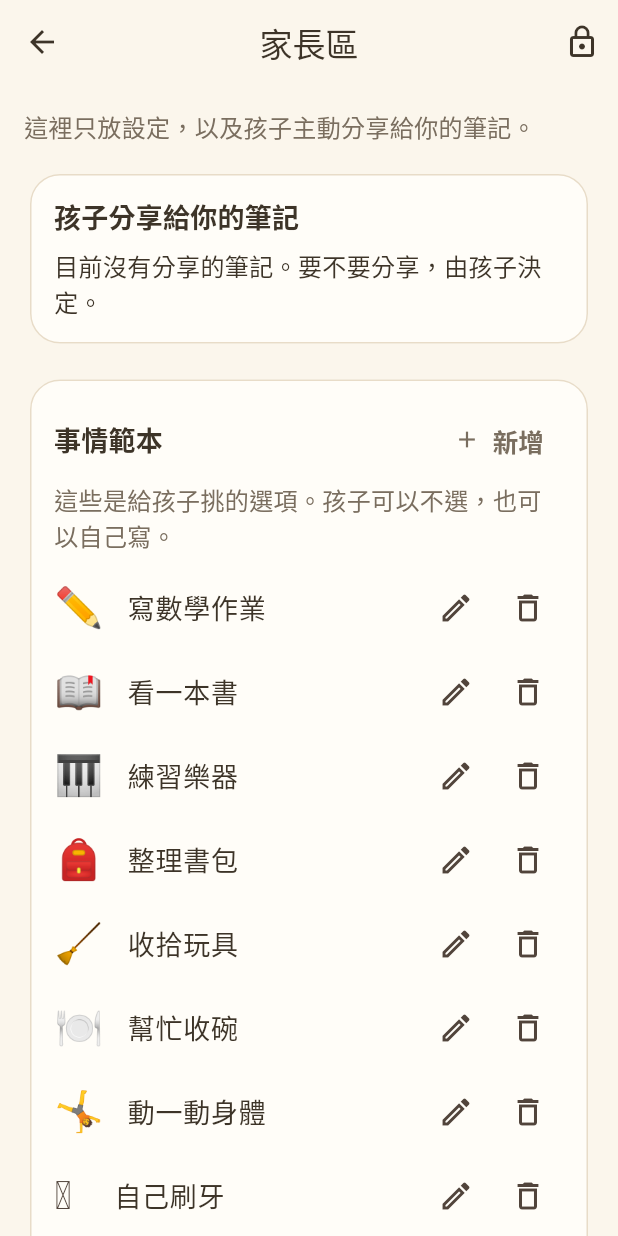
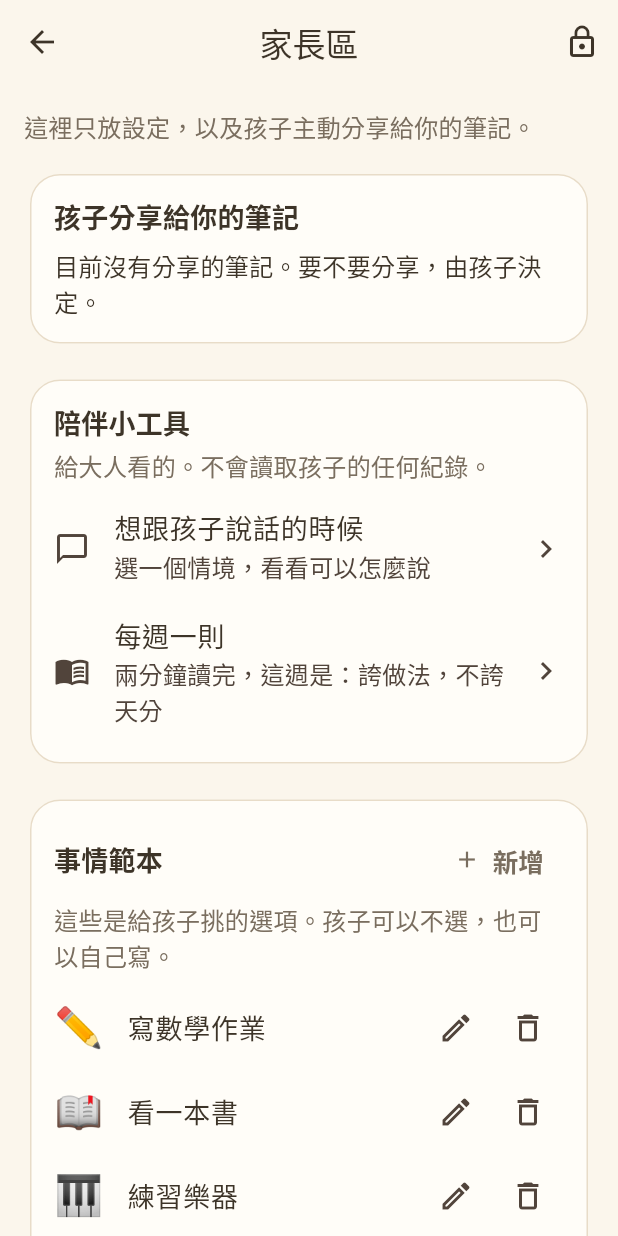
Before and after one commit to james-code-hash/babystep, a Flutter app: the ParentHome screen opened directly, on a phone screen of 412 x 824 dp. Run offline on Flutter 3.47's test engine with Material 3 defaults, Android fonts, the phone set to English and light mode, and no system bars; our stand-ins replace cloud_functions, drift, drift_flutter, firebase_auth, firebase_core, flutter_riverpod and 2 more; accounts and stored records are empty; generated files the repository leaves out were written again; statements that could not run were skipped.

Commit message:
feat(parent): talk helper and weekly two-minute lessons
Adds a 陪伴小工具 section to the parent area with:
- 話術轉譯器: the parent picks a situation they saw themselves and gets
  feeling + choice + reason wording. It reads no child data at all.
- 家長微課程: six short lessons rotating weekly by date; nothing records
  which ones the parent read.

All wording passes the shared copy rules, including the don't-say examples.
Decision I1.

Co-Authored-By: Claude Opus 5.5 <noreply@anthropic.com>
Claude-Session: https://claude.ai/code/session_01NfDqT8dohjdUKknAXxHVWF

```diff
--- /dev/null
+++ b/app/lib/copy/parent_guide.dart
@@ -0,0 +1,190 @@
+import 'line.dart';
+
+/// 家長區的「陪伴小工具」：話術轉譯器與每週一則（企劃書 §9.3、§9.4）。給大人看，兩種語氣一樣。
+///
+/// 規則：
+/// - 話術轉譯器只依「家長自己選的情境」給說法，**不讀孩子任何資料**——App 不會告訴家長孩子做了沒有（底線 7）。
+/// - 「別這樣說」的例子也要過文案規則：不直接引用評價人的誇獎或威脅，改成描述那種說法。
+/// - 每週一則依日期輪替，不記錄家長讀了沒有。
+
+/// 一個情境的說法：承認感受＋提供選擇＋給理由（§9.4）。
+class TalkScript {
+  const TalkScript({
+    required this.id,
+    required this.situation,
+    required this.avoid,
+    required this.feeling,
+    required this.choice,
+    required this.reason,
+    required this.why,
+  });
+
+  final String id;
+  final Line situation;
+
+  /// 「別這樣說」。
+  final Line avoid;
+
+  /// 承認感受。
+  final Line feeling;
+
+  /// 提供選擇。
+  final Line choice;
+
+  /// 給理由。
+  final Line reason;
+
+  /// 為什麼這樣說比較好。
+  final Line why;
+
+  List<Line> get lines => [situation, avoid, feeling, choice, reason, why];
+}
+
+/// 每週一則（約 2 分鐘）。
+class ParentLesson {
+  const ParentLesson({required this.id, required this.title, required this.paragraphs, required this.tryThis});
+  final String id;
+  final Line title;
+  final List<Line> paragraphs;
+
+  /// 這週可以試試的一件小事。
+  final Line tryThis;
+
+  List<Line> get lines => [title, ...paragraphs, tryThis];
+}
+
+abstract final class ParentGuideCopy {
+  // ---------------------------------------------------------------- 家長區首頁的入口
+  static const sectionTitle = Line.same('陪伴小工具');
+  static const sectionNote = Line.same('給大人看的。不會讀取孩子的任何紀錄。');
+  static const talkEntry = Line.same('想跟孩子說話的時候');
+  static const talkEntryHint = Line.same('選一個情境，看看可以怎麼說');
+  static const lessonsEntry = Line.same('每週一則');
+  static const lessonsEntryHint = Line.same('兩分鐘讀完，這週是：{title}');
+
+  // ---------------------------------------------------------------- 話術轉譯器
+  static const talkTitle = Line.same('想跟孩子說話的時候');
+  static const talkIntro = Line.same('這裡不會告訴你孩子做了沒有。選一個你自己遇到的情況，看看可以怎麼說。');
+  static const avoidLabel = Line.same('別這樣說');
+  static const feelingLabel = Line.same('先接住感受');
+  static const choiceLabel = Line.same('給一個選擇');
+  static const reasonLabel = Line.same('說出理由');
+  static const whyLabel = Line.same('為什麼');
+
+  static const scripts = <TalkScript>[
+    TalkScript(
+      id: 'not-done',
+      situation: Line.same('我看到今天排的事沒有動'),
+      avoid: Line.same('「你怎麼又沒做？說好的呢？」'),
+      feeling: Line.same('「看起來今天的計畫沒有動，發生什麼事了嗎？」'),
+      choice: Line.same('「你想今晚再找個時間，還是先放著，改天再排？兩個都可以。」'),
+      reason: Line.same('「我問是想知道哪裡卡住了，不是要罵你。」'),
+      why: Line.same('先理解再解決，孩子比較願意說實話，也保住「這是我自己的計畫」的感覺。'),
+    ),
+    TalkScript(
+      id: 'give-up',
+      situation: Line.same('孩子說想放棄'),
+      avoid: Line.same('「才剛開始就要放棄？這樣什麼都做不成。」'),
+      feeling: Line.same('「聽起來這件事現在讓你很煩。」'),
+      choice: Line.same('「要不要先切成小一點的一步？還是先休息十分鐘再看看？」'),
+      reason: Line.same('「很多事卡住，是因為一步太大，不是因為你不行。」'),
+      why: Line.same('把卡住說成「步驟太大」而不是「人不行」，孩子比較會再試一次。'),
+    ),
+    TalkScript(
+      id: 'suggest',
+      situation: Line.same('我想建議孩子做一件事'),
+      avoid: Line.same('「從今天開始，你每天都給我練琴。」'),
+      feeling: Line.same('「我知道你每天已經排了不少事。」'),
+      choice: Line.same('「我有一個想法，你想聽聽看嗎？聽完由你決定要不要放進計畫。」'),
+      reason: Line.same('「我會這樣想，是因為⋯⋯」（說出你真正的理由）'),
+      why: Line.same('留選擇、給理由，孩子比較能把家人的期待變成自己的想法。家長建議的事，孩子在 App 裡可以不選。'),
+    ),
+    TalkScript(
+      id: 'did-it',
+      situation: Line.same('孩子做到了，我想說些什麼'),
+      avoid: Line.same('只說一句評價人的誇獎（像是誇孩子天生能幹），就結束了。'),
+      feeling: Line.same('「你看起來對今天挺滿意的。」'),
+      choice: Line.same('「你想跟我說說，你是怎麼開始的嗎？」'),
+      reason: Line.same('「我好奇，是因為你用的方法說不定之後也用得上。」'),
+      why: Line.same('描述過程、問方法，孩子會把功勞放在自己做的事上，而不是放在「被誇」這件事上。'),
+    ),
+    TalkScript(
+      id: 'no-plan',
+      situation: Line.same('孩子不想排計畫'),
+      avoid: Line.same('「不排的話，你今天又會什麼都沒做。」'),
+      feeling: Line.same('「今天不想排，好，我聽到了。」'),
+      choice: Line.same('「要不要只挑一件很小的事？還是今天就先不排？兩個都可以。」'),
+      reason: Line.same('「排計畫是幫你自己的工具，不是功課。」'),
+      why: Line.same('能說「不」才是真的選擇。孩子知道可以不排，想排的時候才會真心排。'),
+    ),
+  ];
+
+  // ---------------------------------------------------------------- 每週一則
+  static const lessonsTitle = Line.same('每週一則');
+  static const lessonsIntro = Line.same('每週換一則，兩分鐘讀完。想看其他週的，往下翻就有。');
+  static const thisWeek = Line.same('這週');
+  static const tryThisLabel = Line.same('這週可以試試');
+
+  static const lessons = <ParentLesson>[
+    ParentLesson(
+      id: 'structure',
+      title: Line.same('規則和自主，可以同時有'),
+      paragraphs: [
+        Line.same('清楚的期待（幾點睡、功課先寫）和讓孩子自己選，並不衝突。'),
+        Line.same('有結構的做法是：規則講清楚、理由說出來、怎麼做讓孩子決定。控制的做法是：照我說的做，不要問。'),
+        Line.same('研究（Grolnick 的三個面向：自主支持、結構、投入）發現，孩子最需要的是三者一起來，而不是只有規則或只有放手。'),
+      ],
+      tryThis: Line.same('挑一條家裡的規則，跟孩子說它的理由，再讓孩子決定一個執行的細節。'),
+    ),
+    ParentLesson(
+      id: 'process-praise',
+      title: Line.same('誇做法，不誇天分'),
+      paragraphs: [
+        Line.same('Mueller 與 Dweck（1998）的研究裡，被誇「天生能力」的孩子，遇到難題比較容易放棄；被描述方法和過程的孩子，比較願意挑戰。'),
+        Line.same('描述的說法很簡單：說出你看到孩子「做了什麼」，或問他「怎麼想到的」。'),
+        Line.same('例如：「你先把最難的那題圈起來，再回頭做。」比一句評價人的誇獎更有用。'),
+      ],
+      tryThis: Line.same('把一句誇獎換成一句描述：說出你看到他做了什麼。'),
+    ),
+    ParentLesson(
+      id: 'psych-control',
+      title: Line.same('心理控制的四種樣子'),
+      paragraphs: [
+        Line.same('心理控制不是打罵，而是用感情來推動孩子。常見的有四種：讓孩子覺得虧欠（「我為你做了這麼多」）、收回關心（冷戰、不理）、操弄（用條件交換感情）、過高的期待。'),
+        Line.same('跨文化的研究（Bradshaw 等，2024）都發現，這些做法對孩子的動機和情緒有害，即使出發點是愛。'),
+        Line.same('好消息是：只要察覺到，換一句話就能改。'),
+      ],
+      tryThis: Line.same('留意自己有沒有說過讓孩子覺得「做不到就不被愛」的話，換成「不管怎樣我都在」。'),
+    ),
+    ParentLesson(
+      id: 'rationale',
+      title: Line.same('多說一句「因為」'),
+      paragraphs: [
+        Line.same('孩子照做和孩子認同，是兩回事。差別常常只在有沒有說理由。'),
+        Line.same('說出真正的理由（不是「因為我說的」），孩子比較能把家庭的期待變成自己的想法，做的時候也比較不需要人盯。'),
+        Line.same('理由不用長，一句就夠：「先洗澡再玩，是因為太晚洗會睡不著。」'),
+      ],
+      tryThis: Line.same('請孩子做一件事的時候，多說一句「因為⋯⋯」。'),
+    ),
+    ParentLesson(
+      id: 'step-back',
+      title: Line.same('陪，不是替'),
+      paragraphs: [
+        Line.same('Wei、Pomerantz 等（2022）發現：家長協助功課，對小學生有幫助，對中學生則不一定。'),
+        Line.same('關鍵在怎麼幫：陪孩子想下一步，比直接說出答案更有幫助；孩子越大，越要退到旁邊。'),
+        Line.same('退一步不是不管，是把「決定怎麼做」還給孩子。'),
+      ],
+      tryThis: Line.same('孩子卡住時，先問一句：「你想要我幫哪一部分？」'),
+    ),
+    ParentLesson(
+      id: 'family',
+      title: Line.same('「我們家一起」'),
+      paragraphs: [
+        Line.same('研究（Bao 與 Lam，2008）發現，和家人感情好的時候，孩子比較不會把大人的安排當成壓力。'),
+        Line.same('所以比起「你要⋯⋯」，「我們家一起⋯⋯」更容易被接受。大人也有自己想做到的事，孩子看得到。'),
+        Line.same('在家長區的「全家一起」裡，你也可以寫下今天自己想做的一件事，步步會告訴孩子。'),
+      ],
+      tryThis: Line.same('寫下一件你今天自己想做的小事，讓孩子看到你也在練習。'),
+    ),
+  ];
+}
--- a/app/lib/features/parent/parent_home.dart
+++ b/app/lib/features/parent/parent_home.dart
@@ -5,6 +5,7 @@ import 'package:uuid/uuid.dart';
 import '../../app_root.dart';
 import '../../copy/line.dart';
 import '../../copy/parent.dart';
+import '../../copy/parent_guide.dart';
 import '../../core/clock.dart';
 import '../../core/layout.dart';
 import '../../core/theme.dart';
@@ -12,6 +13,7 @@ import '../../domain/models.dart';
 import '../../domain/parent_view.dart';
 import '../../providers.dart';
 import 'parent_dialogs.dart';
+import 'parent_guide.dart';
 import 'parent_providers.dart';
 
 /// 家長區本體。資料只讀 [parentViewProvider]（底線 7）。
@@ -59,6 +61,12 @@ class _ParentBody extends ConsumerWidget {
           Text(pt(ParentCopy.intro), style: const TextStyle(color: AppColors.inkSoft)),
           const SizedBox(height: AppSpace.m),
           _SharedLessonsSection(lessons: view.sharedLessons),
+          const _Section(
+            id: 'guide',
+            title: ParentGuideCopy.sectionTitle,
+            note: ParentGuideCopy.sectionNote,
+            children: [ParentGuideEntries()],
+          ),
           _TaskTemplatesSection(templates: view.taskTemplates),
           _CueTemplatesSection(templates: view.cueTemplates),
           _SlotsSection(slots: view.settings.reminderSlots),
```
Also changed, not shown: app/lib/features/parent/parent_guide.dart (added, +219 -0 lines), 3 other files.
